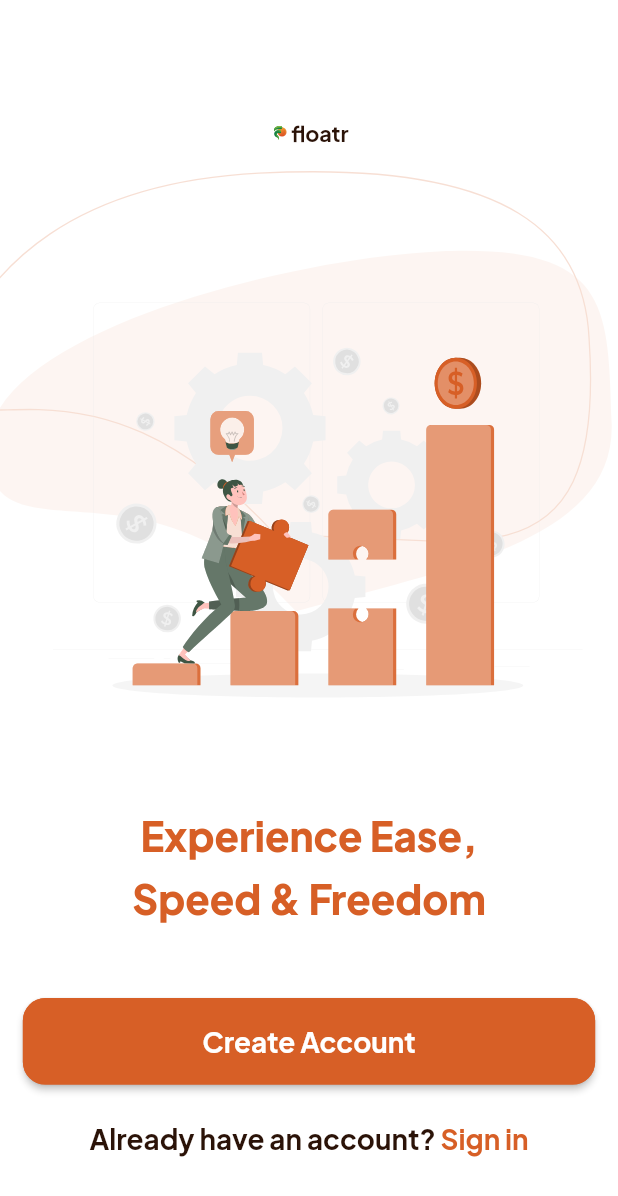
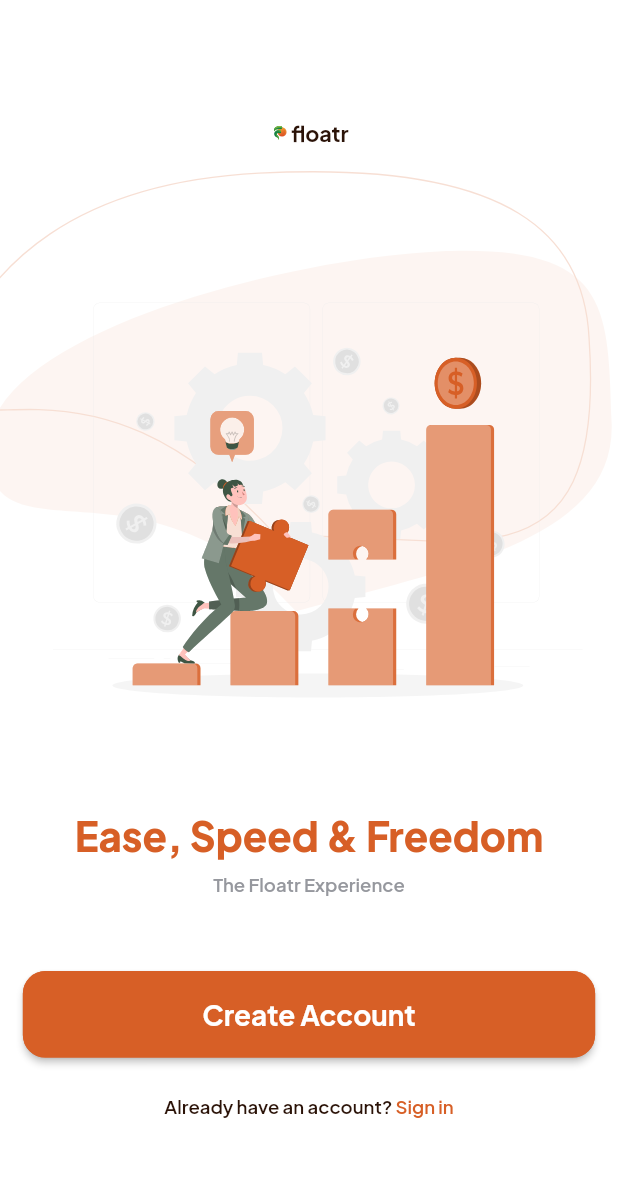
Before and after one commit to UcheAzubuko/floatr-v1, a Flutter app: the PostOnboarding screen opened by its route, on a phone screen of 412 x 824 dp. Shown: the top 1196 px of the screen. Run offline on Flutter 3.47's test engine with Material 2 defaults, Android fonts, the phone set to English and light mode, and no system bars; our stand-ins replace dotted_border, flutter_svg, get_it, google_fonts, otp_text_field, smooth_page_indicator.

Commit message:
update: post login ui fixes

```diff
--- a/lib/app/features/authentication/view/sign_up_screen.dart
+++ b/lib/app/features/authentication/view/sign_up_screen.dart
@@ -243,7 +243,6 @@ class _SignUpScreenState extends State<SignUpScreen> {
                     onChanged: (bool? value) {
                       setState(() {
                         acceptedTC = value;
-                        print(value);
                       });
                     },
                   ),
--- a/lib/app/features/onboarding/post_onboarding.dart
+++ b/lib/app/features/onboarding/post_onboarding.dart
@@ -51,17 +51,17 @@ class PostOnboarding extends StatelessWidget {
           ),
           SizedBox(height: context.heightPx * 0.09),
           AppText(
-            text: 'Experience Ease,',
+            text: 'Ease, Speed & Freedom',
             color: AppColors.primaryColor,
             fontWeight: FontWeight.w800,
             size: context.widthPx * 0.065,
           ),
           SizedBox(height: context.heightPx * 0.01),
           AppText(
-            text: 'Speed & Freedom',
-            color: AppColors.primaryColor,
-            fontWeight: FontWeight.w800,
-            size: context.widthPx * 0.065,
+            text: 'The Floatr Experience',
+            color: AppColors.grey,
+            fontWeight: FontWeight.w600,
+            size: context.widthPx * 0.03,
           ),
           SizedBox(height: context.heightPx * 0.06),
           Container(
@@ -81,8 +81,8 @@ class PostOnboarding extends StatelessWidget {
                   text: TextSpan(
                     style: GoogleFonts.plusJakartaSans(
                       color: AppColors.black,
-                      fontSize: context.widthPx * 0.045,
-                      fontWeight: FontWeight.w700,
+                      fontSize: context.widthPx * 0.03,
+                      fontWeight: FontWeight.w600,
                     ),
                     children: <TextSpan>[
                       const TextSpan(text: 'Already have an account? '),
@@ -90,7 +90,7 @@ class PostOnboarding extends StatelessWidget {
                         text: 'Sign in',
                         style: GoogleFonts.plusJakartaSans(
                           color: AppColors.primaryColor,
-                          fontWeight: FontWeight.w700,
+                          fontWeight: FontWeight.w600,
                         ),
                       ),
                     ],
```
